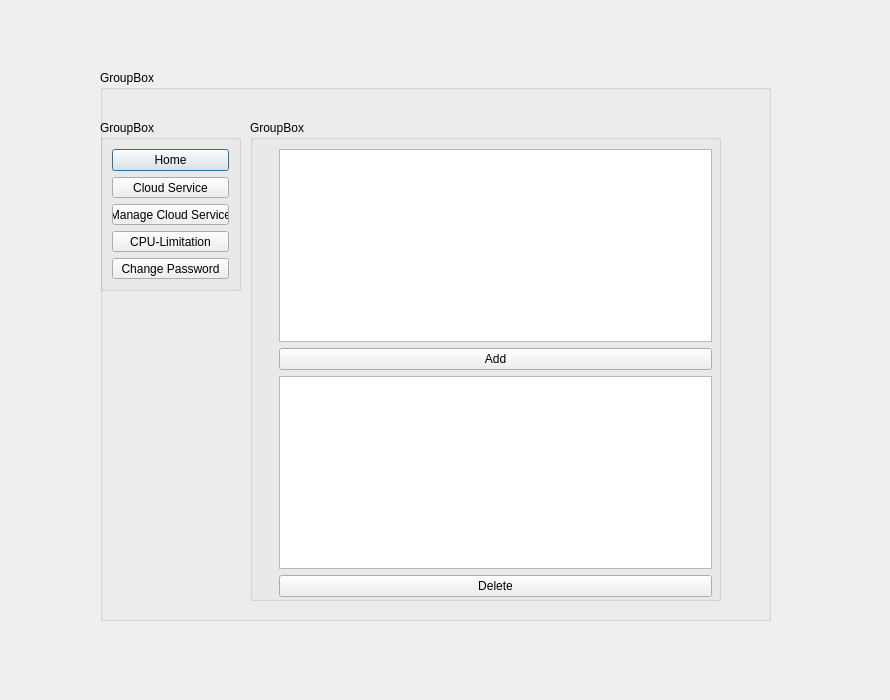
First picture: the form in src/window.ui, repository hsBoyz/MiniLockSync, before the edit.
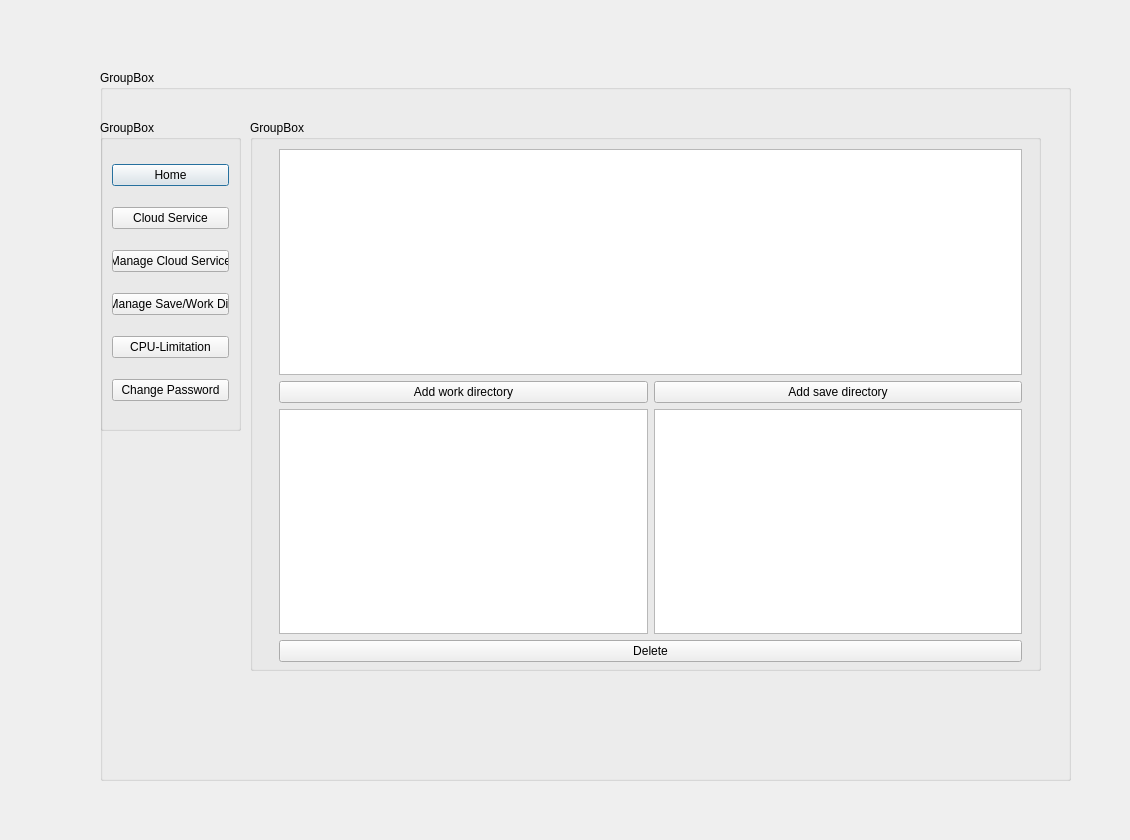
Second picture: the form after the edit.

Commit message: added functionality for choosing safety copy / working copy directory. added functionality for choosing directories to be encrypted

The edit to the form file:
```diff
--- a/src/window.ui
+++ b/src/window.ui
@@ -6,8 +6,8 @@
    <rect>
     <x>0</x>
     <y>0</y>
-    <width>890</width>
-    <height>700</height>
+    <width>1130</width>
+    <height>840</height>
    </rect>
   </property>
   <property name="windowTitle">
@@ -18,8 +18,8 @@
     <rect>
      <x>100</x>
      <y>70</y>
-     <width>671</width>
-     <height>551</height>
+     <width>971</width>
+     <height>711</height>
     </rect>
    </property>
    <property name="title">
@@ -31,7 +31,7 @@
       <x>0</x>
       <y>50</y>
       <width>141</width>
-      <height>171</height>
+      <height>311</height>
      </rect>
     </property>
     <property name="title">
@@ -59,6 +59,13 @@
        </property>
       </widget>
      </item>
+     <item>
+      <widget class="QPushButton" name="pushManageSaveDir">
+       <property name="text">
+        <string>Manage Save/Work Dir</string>
+       </property>
+      </widget>
+     </item>
      <item>
       <widget class="QPushButton" name="pushCPULimitation">
        <property name="text">
@@ -80,8 +87,8 @@
      <rect>
       <x>150</x>
       <y>50</y>
-      <width>471</width>
-      <height>481</height>
+      <width>791</width>
+      <height>551</height>
      </rect>
     </property>
     <property name="title">
@@ -92,12 +99,12 @@
       <rect>
        <x>20</x>
        <y>20</y>
-       <width>451</width>
-       <height>466</height>
+       <width>761</width>
+       <height>531</height>
       </rect>
      </property>
      <property name="currentIndex">
-      <number>2</number>
+      <number>3</number>
      </property>
      <widget class="QWidget" name="Home">
       <widget class="QTextBrowser" name="textBrowser_5">
@@ -153,7 +160,49 @@
         <widget class="QTableWidget" name="tableWidget"/>
        </item>
        <item>
-        <widget class="QPushButton" name="pushButton_10">
+        <widget class="QPushButton" name="pushButton_deleteDir">
+         <property name="text">
+          <string>Delete</string>
+         </property>
+        </widget>
+       </item>
+      </layout>
+     </widget>
+     <widget class="QWidget" name="ManageWorkSaveDir">
+      <layout class="QVBoxLayout" name="verticalLayout_2">
+       <item>
+        <widget class="QTreeView" name="treeView_dirBrowser"/>
+       </item>
+       <item>
+        <layout class="QHBoxLayout" name="horizontalLayout_2">
+         <item>
+          <widget class="QPushButton" name="pushButton_addWorkDir">
+           <property name="text">
+            <string>Add work directory</string>
+           </property>
+          </widget>
+         </item>
+         <item>
+          <widget class="QPushButton" name="pushButton_addSaveDir">
+           <property name="text">
+            <string>Add save directory</string>
+           </property>
+          </widget>
+         </item>
+        </layout>
+       </item>
+       <item>
+        <layout class="QHBoxLayout" name="horizontalLayout">
+         <item>
+          <widget class="QTableWidget" name="tableWidget_dir"/>
+         </item>
+         <item>
+          <widget class="QTableWidget" name="tableWidget_save"/>
+         </item>
+        </layout>
+       </item>
+       <item>
+        <widget class="QPushButton" name="pushButton_deleteDir_2">
          <property name="text">
           <string>Delete</string>
          </property>
```
The commit also changes 12 other files.
